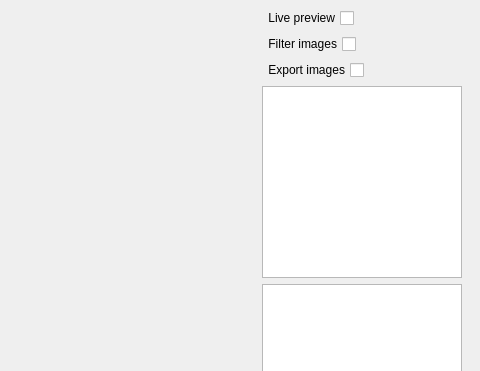
This is mainMenu.ui in iMhack/NanoMotion as Qt 5 draws it before an edit; both pictures show x 641 to 1121 and y 380 to 751 of the 1121 by 1016 pixel window. The edited form follows.
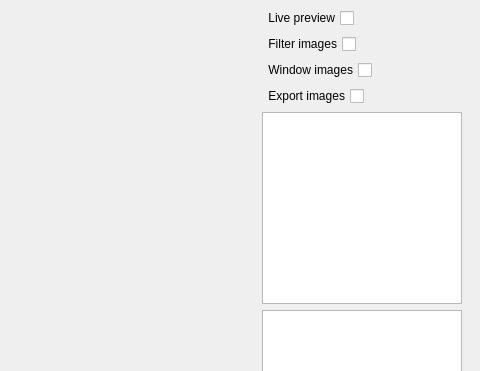
This is the edited form.

Commit message: Add hamming windowing options

Diff of the .ui file:
```diff
--- a/mainMenu.ui
+++ b/mainMenu.ui
@@ -525,6 +525,16 @@
          </widget>
         </item>
         <item row="16" column="0">
+         <widget class="QCheckBox" name="checkBox_windowing">
+          <property name="layoutDirection">
+           <enum>Qt::RightToLeft</enum>
+          </property>
+          <property name="text">
+           <string>Window images</string>
+          </property>
+         </widget>
+        </item>
+        <item row="17" column="0">
          <widget class="QCheckBox" name="checkBox_export">
           <property name="layoutDirection">
            <enum>Qt::RightToLeft</enum>
```
The commit also changes 3 other files.
